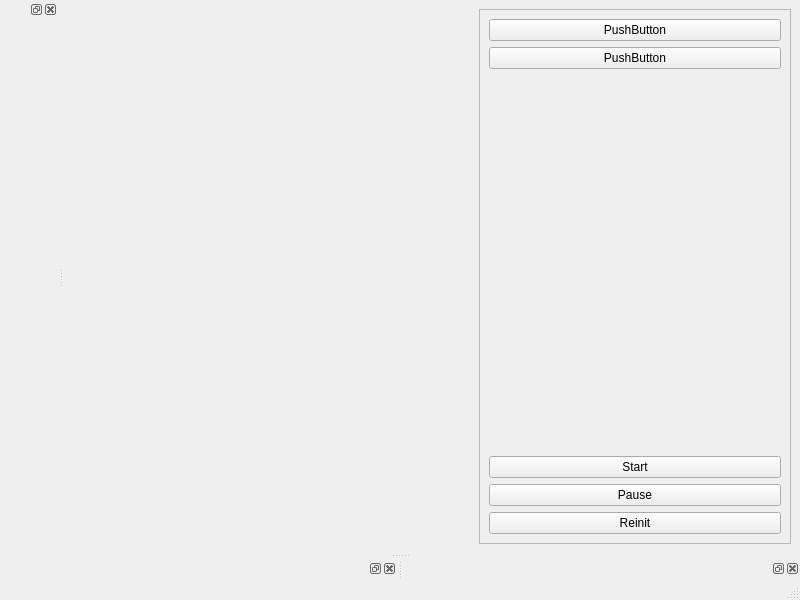
First picture: the form in qtgui/mainwindow.ui, repository frabas/DISPLACE_GUI, before the edit.
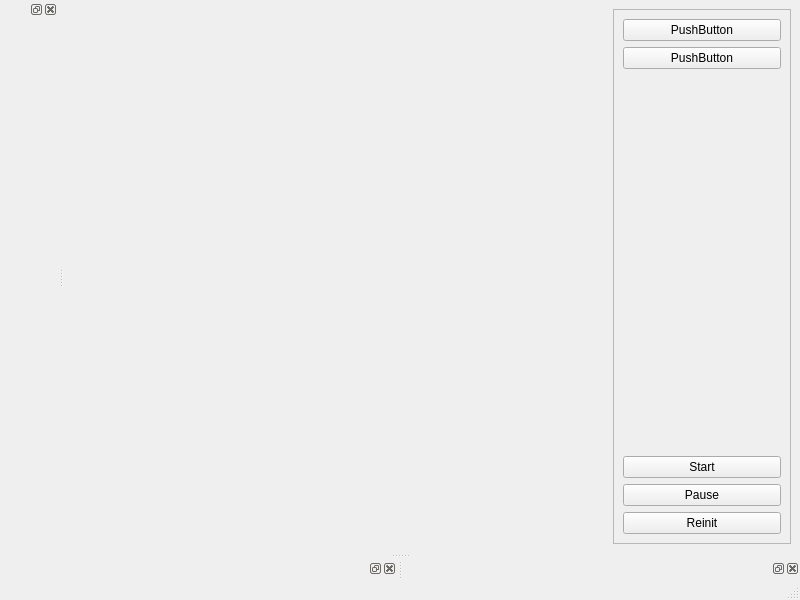
Second picture: the form after the edit. Custom widgets are drawn as their Qt base class.

Commit message: Gui: Workaround for QMapControl problem with size in layout

Patch:
```diff
--- a/qtgui/mainwindow.ui
+++ b/qtgui/mainwindow.ui
@@ -14,11 +14,11 @@
    <string>MainWindow</string>
   </property>
   <widget class="QWidget" name="centralwidget">
-   <layout class="QHBoxLayout" name="horizontalLayout" stretch="0,1">
+   <layout class="QHBoxLayout" name="horizontalLayout" stretch="3,1">
     <item>
      <widget class="qmapcontrol::MapControl" name="mapWidget" native="true">
       <property name="sizePolicy">
-       <sizepolicy hsizetype="MinimumExpanding" vsizetype="MinimumExpanding">
+       <sizepolicy hsizetype="Expanding" vsizetype="Expanding">
         <horstretch>0</horstretch>
         <verstretch>0</verstretch>
        </sizepolicy>
```
Left out of the diff: 8 changed lines with no effect on the pictures. The commit also changes 4 other files.
